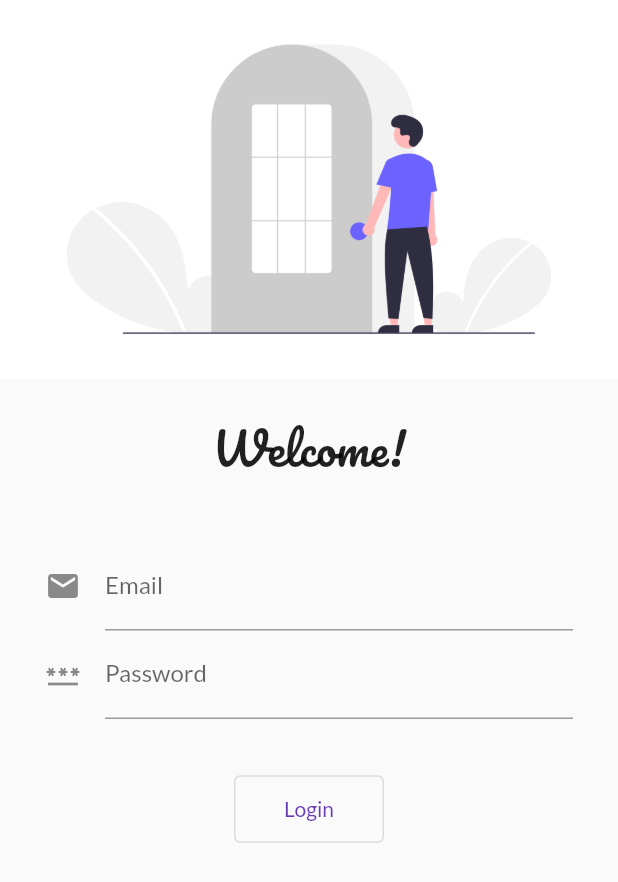
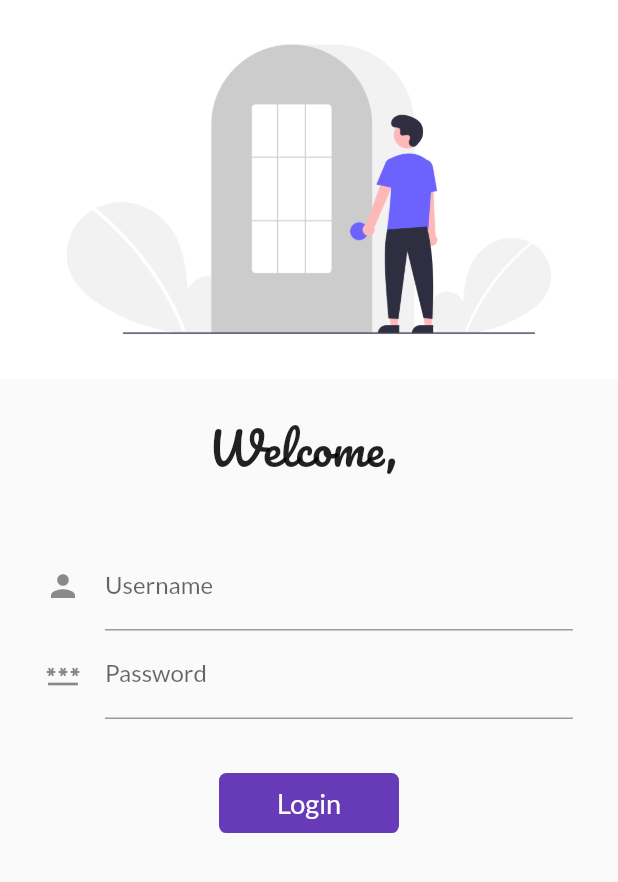
Before and after one commit to yusuf-raza/catalog-app, a Flutter app: the screen it shows after launch, on a phone screen of 412 x 824 dp. Shown: the top 882 px of the screen. Run offline on Flutter 3.47's test engine with Material 2 defaults, Android fonts, the phone set to English and light mode, and no system bars; our stand-ins replace google_fonts.

Commit message:
added new button with animated container, added login delay

```diff
--- a/lib/screens/login_screen.dart
+++ b/lib/screens/login_screen.dart
@@ -2,8 +2,16 @@ import 'package:catalog_app/utils/routes.dart';
 import 'package:flutter/material.dart';
 import 'package:google_fonts/google_fonts.dart';
 
-class LoginScreen extends StatelessWidget {
+class LoginScreen extends StatefulWidget {
   const LoginScreen({Key? key}) : super(key: key);
+
+  @override
+  State<LoginScreen> createState() => _LoginScreenState();
+}
+
+class _LoginScreenState extends State<LoginScreen> {
+  String userName = "";
+  bool buttonTapped = false;
 
   @override
   Widget build(BuildContext context) {
@@ -11,7 +19,7 @@ class LoginScreen extends StatelessWidget {
       body: SafeArea(
         child: SingleChildScrollView(
           child: Column(
-           // mainAxisAlignment: MainAxisAlignment.center,
+            // mainAxisAlignment: MainAxisAlignment.center,
             children: [
               const Image(
                 image: AssetImage("assets/images/login.png"),
@@ -21,7 +29,7 @@ class LoginScreen extends StatelessWidget {
                 height: 20,
               ),
               Text(
-                "Welcome!",
+                "Welcome, $userName",
                 style: TextStyle(
                     fontSize: 30,
                     fontFamily: GoogleFonts.pacifico().fontFamily),
@@ -36,10 +44,15 @@ class LoginScreen extends StatelessWidget {
                   children: [
                     TextFormField(
                       //autofocus: true,
+                      onChanged: (value) {
+                        setState(() {
+                          userName = value;
+                        });
+                      },
                       decoration: const InputDecoration(
-                          labelText: "Email",
+                          labelText: "Username",
                           //hintText: "enter email",
-                          icon: Icon(Icons.email)),
+                          icon: Icon(Icons.person)),
                     ),
                     TextFormField(
                       obscureText: true,
@@ -54,10 +67,41 @@ class LoginScreen extends StatelessWidget {
               const SizedBox(
                 height: 20,
               ),
-              OutlinedButton(
+              /*OutlinedButton(
                 onPressed: () { Navigator.pushNamed(context, MyRoutes.homePageRoute);},
                 style: ElevatedButton.styleFrom(minimumSize: const Size(100, 45)),
                 child: const Text("Login"),
+              ),*/
+              InkWell(
+                onTap: () async {
+                  setState(() {
+                    buttonTapped = !buttonTapped;
+                  });
+
+                  await Future.delayed(const Duration(seconds: 1));
+                  Navigator.pushNamed(context, MyRoutes.homePageRoute);
+                },
+                child: AnimatedContainer(
+                  // Define how long the animation should take.
+                  duration: const Duration(seconds: 1),
+                  // Provide an optional curve to make the animation feel smoother.
+                  curve: Curves.elasticOut,
+                  height: 40,
+                  width: buttonTapped ? 60 : 120,
+                  alignment: Alignment.center,
+                  decoration: BoxDecoration(
+                      color: Colors.deepPurple,
+                      borderRadius: buttonTapped ? BorderRadius.circular(60) :BorderRadius.circular(5)),
+                  child: buttonTapped
+                      ? const Icon(
+                          Icons.thumb_up,
+                          color: Colors.white,
+                        )
+                      : const Text(
+                          "Login",
+                          style: TextStyle(color: Colors.white, fontSize: 18),
+                        ),
+                ),
               )
             ],
           ),
```
